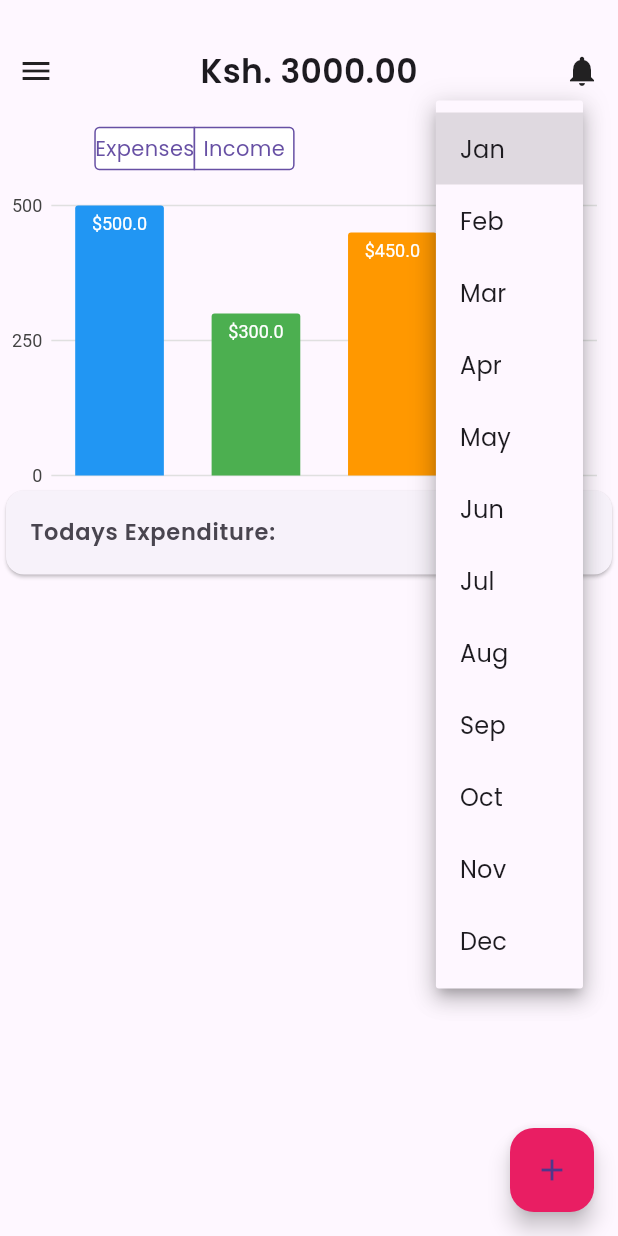
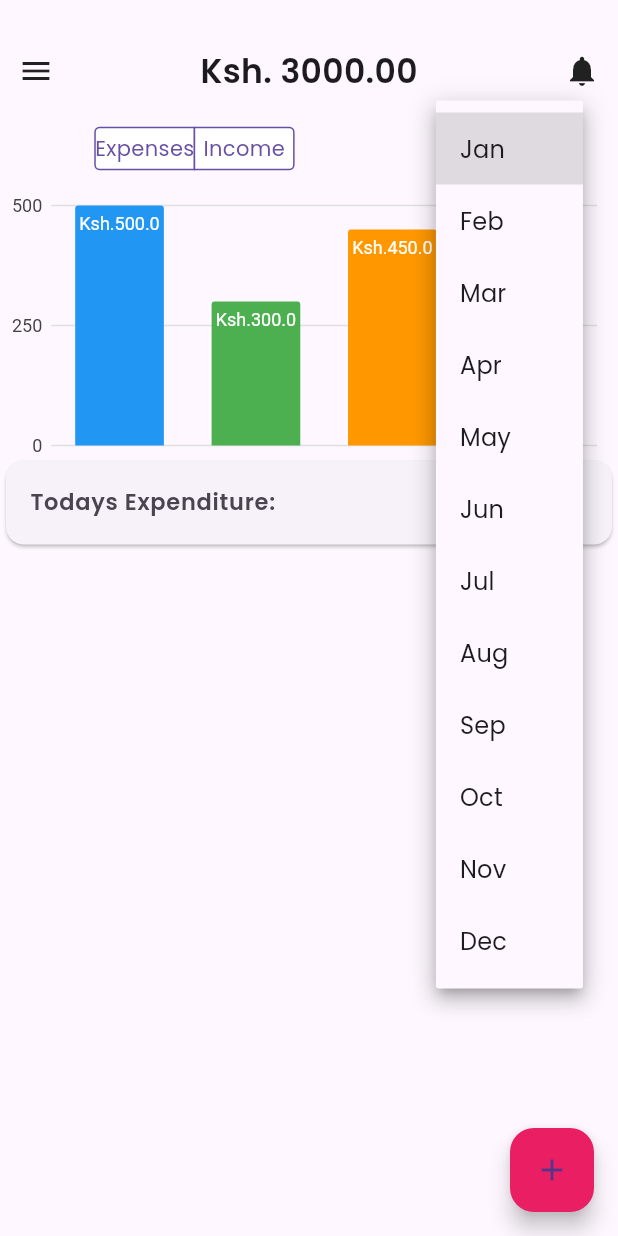
Before and after one commit to stevenjoro098/Daily-Expense, a Flutter app: the screen it shows after launch, after a tap on "Jan", on a phone screen of 412 x 824 dp. Run offline on Flutter 3.47's test engine with Material 3 defaults, Android fonts, the light colour scheme and no system bars; our stand-ins replace charts_flutter, sqflite, sqflite_common_ffi; missing offline and left inert: dart:ffi; accounts and stored records are empty.

Commit message:
new updates

```diff
--- a/lib/db.dart
+++ b/lib/db.dart
@@ -47,7 +47,7 @@ class Category{
             CREATE TABLE expense(
                   id INTEGER PRIMARY KEY,
                   category TEXT,
-                  expense_name TEXT,
+                  expense_amount INTEGER,
                   description TEXT,
                   expense_date DATE )
               ''');
@@ -78,21 +78,33 @@ class Category{
         // });
         return db.query('category');
    }
-   //*************************** LIST EXPENSES *********************************
+   //*************************** LIST DATE EXPENSES *********************************
 
-  Future<List<Map<String, dynamic>>> expenseList() async{
+  Future<List<Map<String, dynamic>>> expenseList(String date) async{
   final db = await initDatabase();
-  final List<Map<String, dynamic>> maps = await db.query('expense');
-  return db.query('expense');
+  final List<Map<String, dynamic>> result = await db.rawQuery('''
+        SELECT *
+        FROM expense
+        WHERE DATE(expense_date) = '${date}';
+
+  ''');
+  return result;
   }
 
   // *************************** Total Daily Expenditure Amount ****************
 
   Future<double> totalDayAmount(String date) async {
     final db = await initDatabase();
+    print('Date: $date');
     final List<Map<String, dynamic>> result = await db.rawQuery(
-      'SELECT SUM(expense_name) AS total_amount FROM expense WHERE expense_date = ?',[date],
+      '''
+        SELECT SUM(expense_amount) AS total_amount
+        FROM expense
+        WHERE expense_date='${date}'
+      ''',
     );
-    double totalAmount = (result.first['total_amount'] ?? 0)as double;
+    double totalAmount = (result.first['total_amount'] ?? 0) as double;
+    print(result);
     return totalAmount;
   }
+  // ********************* Filter Expenses By Date *****************************
--- a/lib/main.dart
+++ b/lib/main.dart
@@ -43,21 +43,37 @@ class HomePage extends StatefulWidget {
 class _HomePageState extends State<HomePage> {
   String selectedValue = 'Jan';
   List<Map<String, dynamic>> myData = [];
+  double dailyTotal = 0.0;
+  DateTime now = DateTime.now();
+
+  DateTime getTodaysDate() {
+    DateTime now = DateTime.now();
+    return DateTime(now.year, now.month, now.day);
+  }
 
 
   Future<void> fetchExpenseData() async {
-    List<Map<String, dynamic>> data = await expenseList();
+    List<Map<String, dynamic>> data = await expenseList('${now.year}-${now.month}-${now.day}');
     //var d = totalAmount = (await totalDayAmount('2023-12-17')) as Double;
     setState(() {
       myData = data;
+    });
+  }
 
-    });
+
+  void getTodayTotal(){
+      totalDayAmount('${now.year}-${now.month}-${now.day}').then((value){
+        setState(() {
+          dailyTotal = value as double;
+        });
+      });
   }
 
   @override
   void initState(){
     super.initState();
     fetchExpenseData();
+    getTodayTotal();
   }
   @override
   Widget build(BuildContext context) {
@@ -115,17 +131,17 @@ class _HomePageState extends State<HomePage> {
               ],
             ),
             ExpenseBarChart(),
-             const Card(
+              Card(
               child: Column(
                 children: [
                   ListTile(
-                    leading: Text('Todays Expenditure:',
+                    leading: const Text('Todays Expenditure:',
                       style: TextStyle(
                           fontWeight: FontWeight.bold,
                           fontSize: 15
                       ),),
-                    trailing: Text('',
-                      style: TextStyle(
+                    trailing: Text('Ksh. ${dailyTotal}',
+                      style: const TextStyle(
                           fontWeight: FontWeight.bold,
                           fontSize: 16
                       ),),
@@ -146,7 +162,7 @@ class _HomePageState extends State<HomePage> {
                           ),
                           ),
                         trailing: Text(
-                            'Ksh. ${myData[index]['expense_name']}',
+                            'Ksh. ${myData[index]['expense_amount']}',
                           style: const TextStyle(
                             color: Colors.blueAccent,
                             fontWeight: FontWeight.bold,
@@ -154,7 +170,34 @@ class _HomePageState extends State<HomePage> {
                           ),
                         ),
                         onTap: (){
-                          print('${myData[index]['expense_name']}');
+                          showDialog(
+                              context: context,
+                              builder: (BuildContext context){
+                                 return AlertDialog(
+                                   title: Text('${myData[index]['category']}.',
+                                                style: const TextStyle(
+                                                  fontWeight: FontWeight.bold,
+                                                  color: Colors.teal
+                                                ),),
+                                   content: Container(
+                                     child: Column(
+                                       mainAxisSize: MainAxisSize.min,
+                                       children: [
+                                         Text('Amount. Ksh ${myData[index]['expense_amount']}',
+                                          style: const TextStyle(
+                                            fontWeight: FontWeight.bold,
+                                            color: Colors.blue,
+                                            fontSize: 15
+                                          ),),
+                                         Text('${myData[index]['expense_date']}'),
+                                         Text('${myData[index]['description']}'),
+
+                                       ],
+                                     ),
+                                   ),
+                                 );
+                              }
+                          );
                         },
                       );
                     }
@@ -167,7 +210,6 @@ class _HomePageState extends State<HomePage> {
         onPressed: (){
           Navigator.push(context,
             MaterialPageRoute(builder: (context) => const addExpensesPage()),);
-          print('key pressed');
         },
         backgroundColor: Colors.pink,
         child: const Icon(Icons.add),
@@ -193,7 +235,7 @@ class _ExpenseBarChartState extends State<ExpenseBarChart> {
   @override
   Widget build(BuildContext context) {
     return SizedBox(
-      height: 200, // Adjust height as needed
+      height: 180, // Adjust height as needed
       child: charts.BarChart(
         seriesList,
         animate: true,
@@ -224,7 +266,7 @@ class _ExpenseBarChartState extends State<ExpenseBarChart> {
         colorFn: (_, index) => charts.ColorUtil.fromDartColor(
           _getColor(index!),
         ),
-        labelAccessorFn: (Expense expense, _) => '\$${expense.amount.toString()}',
+        labelAccessorFn: (Expense expense, _) => 'Ksh.${expense.amount.toString()}',
       ),
     ];
   }
```
Also changed, not shown: lib/add_expenditure.dart (+9 -4 lines), lib/list_categorys.dart (+53 -53 lines), pubspec.lock.
